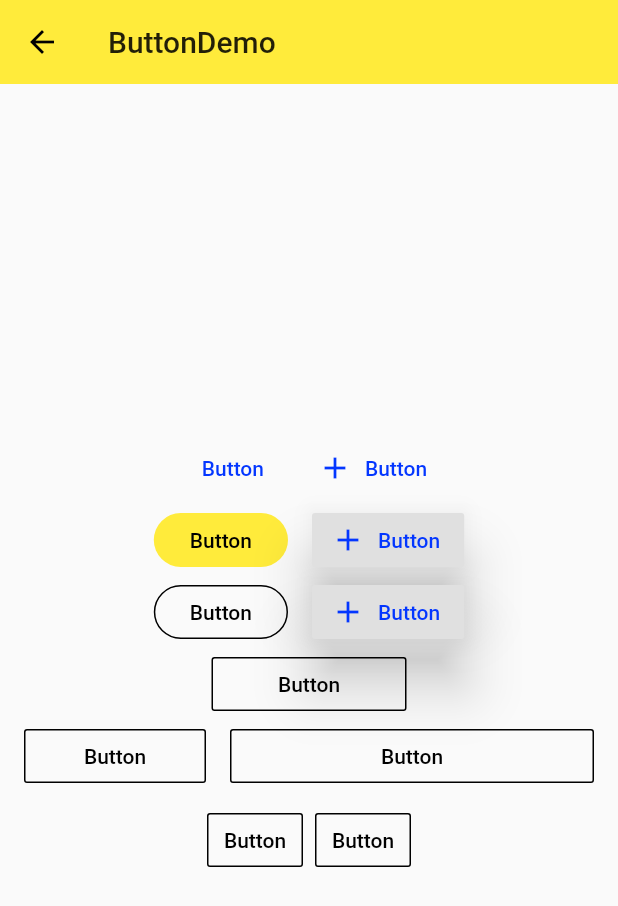
After one commit to wpfnlp/wpf_flutter, a Flutter app: the screen it shows after launch, after a tap on "Button", on a phone screen of 412 x 824 dp. The commit adds this screen. Shown: the top 906 px of the screen. Run offline on Flutter 3.47's test engine with Material 2 defaults, Android fonts, the phone set to English and light mode, and no system bars.

Commit message:
material_components commit

```diff
--- /dev/null
+++ b/lib/demo/button_demo.dart
@@ -0,0 +1,211 @@
+import 'package:flutter/material.dart';
+
+class ButtonDemo extends StatelessWidget {
+  @override
+  Widget build(BuildContext context) {
+    final Widget flatButtonDemo = Row(
+      mainAxisAlignment: MainAxisAlignment.center,
+      children: <Widget>[
+        FlatButton(
+          onPressed: () {},
+          child: Text('Button'),
+          splashColor: Colors.grey,
+          textColor: Theme.of(context).accentColor,
+        ),
+        FlatButton.icon(
+          icon: Icon(Icons.add),
+          onPressed: () {},
+          label: Text('Button'),
+          splashColor: Colors.grey,
+          textColor: Theme.of(context).accentColor,
+        ),
+      ],
+    );
+
+    final Widget raisedButtonDemo = Row(
+      mainAxisAlignment: MainAxisAlignment.center,
+      children: <Widget>[
+        Theme(
+          data: Theme.of(context).copyWith(
+              buttonColor: Theme.of(context).accentColor,
+              buttonTheme: ButtonThemeData(
+                textTheme: ButtonTextTheme.primary,
+//                shape: BeveledRectangleBorder(
+//                  borderRadius: BorderRadius.circular(5.0),
+//                ),
+                shape: StadiumBorder(),
+              )),
+          child: RaisedButton(
+            onPressed: () {},
+            child: Text('Button'),
+            splashColor: Colors.grey,
+            elevation: 0.0,
+//            color: Theme.of(context).accentColor,
+//          textColor: Theme.of(context).accentColor,
+//            textTheme: ButtonTextTheme.primary,
+          ),
+        ),
+        SizedBox(width: 16.0),
+        RaisedButton.icon(
+          icon: Icon(Icons.add),
+          onPressed: () {},
+          elevation: 16.0,
+          label: Text('Button'),
+          splashColor: Colors.grey,
+          textColor: Theme.of(context).accentColor,
+        ),
+      ],
+    );
+
+    final Widget outlineButtonDemo = Row(
+      mainAxisAlignment: MainAxisAlignment.center,
+      children: <Widget>[
+        Theme(
+          data: Theme.of(context).copyWith(
+              buttonColor: Theme.of(context).accentColor,
+              buttonTheme: ButtonThemeData(
+                textTheme: ButtonTextTheme.primary,
+//                shape: BeveledRectangleBorder(
+//                  borderRadius: BorderRadius.circular(5.0),
+//                ),
+                shape: StadiumBorder(),
+              )),
+          child: OutlineButton(
+            onPressed: () {},
+            child: Text('Button'),
+            splashColor: Colors.grey,
+            borderSide: BorderSide(
+              color: Colors.black,
+            ),
+            textColor: Colors.black,
+            highlightedBorderColor: Colors.grey,
+//            color: Theme.of(context).accentColor,
+//          textColor: Theme.of(context).accentColor,
+//            textTheme: ButtonTextTheme.primary,
+          ),
+        ),
+        SizedBox(width: 16.0),
+        RaisedButton.icon(
+          icon: Icon(Icons.add),
+          onPressed: () {},
+          elevation: 16.0,
+          label: Text('Button'),
+          splashColor: Colors.grey,
+          textColor: Theme.of(context).accentColor,
+        ),
+      ],
+    );
+
+    final Widget fixedWidthButton = Row(
+      mainAxisAlignment: MainAxisAlignment.center,
+      children: <Widget>[
+        Container(
+          width: 130.0,
+          child: OutlineButton(
+            onPressed: () {},
+            child: Text('Button'),
+            splashColor: Colors.grey,
+            borderSide: BorderSide(
+              color: Colors.black,
+            ),
+            textColor: Colors.black,
+            highlightedBorderColor: Colors.grey,
+//            color: Theme.of(context).accentColor,
+//          textColor: Theme.of(context).accentColor,
+//            textTheme: ButtonTextTheme.primary,
+          ),
+        )
+      ],
+    );
+
+    final Widget expandedButton = Row(
+      mainAxisAlignment: MainAxisAlignment.center,
+      children: <Widget>[
+        Expanded(
+          child: OutlineButton(
+            child: Text('Button'),
+            onPressed: () {},
+            splashColor: Colors.grey[100],
+            borderSide: BorderSide(
+              color: Colors.black,
+            ),
+            textColor: Colors.black,
+            highlightedBorderColor: Colors.grey,
+          ),
+        ),
+        SizedBox(width: 16.0),
+        Expanded(
+          flex: 2,
+          child: OutlineButton(
+            child: Text('Button'),
+            onPressed: () {},
+            splashColor: Colors.grey[100],
+            borderSide: BorderSide(
+              color: Colors.black,
+            ),
+            textColor: Colors.black,
+            highlightedBorderColor: Colors.grey,
+          ),
+        ),
+      ],
+    );
+
+    final Widget buttonBarDemo = Row(
+      mainAxisAlignment: MainAxisAlignment.center,
+      children: <Widget>[
+        Theme(
+          data: Theme.of(context).copyWith(
+            buttonTheme: ButtonThemeData(
+              padding: EdgeInsets.symmetric(horizontal: 32.0),
+            ),
+          ),
+          child: ButtonBar(
+            children: <Widget>[
+              OutlineButton(
+                child: Text('Button'),
+                onPressed: () {},
+                splashColor: Colors.grey[100],
+                borderSide: BorderSide(
+                  color: Colors.black,
+                ),
+                textColor: Colors.black,
+                highlightedBorderColor: Colors.grey,
+              ),
+              OutlineButton(
+                child: Text('Button'),
+                onPressed: () {},
+                splashColor: Colors.grey[100],
+                borderSide: BorderSide(
+                  color: Colors.black,
+                ),
+                textColor: Colors.black,
+                highlightedBorderColor: Colors.grey,
+              )
+            ],
+          ),
+        ),
+      ],
+    );
+
+    return Scaffold(
+      appBar: AppBar(
+        title: Text('ButtonDemo'),
+        elevation: 0.0,
+      ),
+      body: Container(
+        padding: EdgeInsets.all(16.0),
+        child: Column(
+          mainAxisAlignment: MainAxisAlignment.center,
+          children: <Widget>[
+            flatButtonDemo,
+            raisedButtonDemo,
+            outlineButtonDemo,
+            fixedWidthButton,
+            expandedButton,
+            buttonBarDemo,
+          ],
+        ),
+      ),
+    );
+  }
+}
--- /dev/null
+++ b/lib/demo/material_component.dart
@@ -0,0 +1,70 @@
+import 'package:flutter/material.dart';
+import 'button_demo.dart';
+import 'floating_action_demo.dart';
+import 'popup_menu_button_demo.dart';
+
+class MaterialComponents extends StatelessWidget {
+  @override
+  Widget build(BuildContext context) {
+    return Scaffold(
+      appBar: AppBar(
+        title: Text('MaterialComponents'),
+        elevation: 0.0,
+      ),
+      body: ListView(
+        children: <Widget>[
+          ListItem(title: 'PopupMenuButton', page: PopupMenuButtonDemo()),
+          ListItem(title: 'Button', page: ButtonDemo()),
+          ListItem(
+              title: 'FloatingActionButton', page: FloatingActionButtonDemo()),
+        ],
+      ),
+    );
+  }
+}
+
+class _WidgetDemo extends StatelessWidget {
+  @override
+  Widget build(BuildContext context) {
+    return Scaffold(
+      appBar: AppBar(
+        title: Text('_WidgetDemo'),
+        elevation: 0.0,
+      ),
+      body: Container(
+        padding: EdgeInsets.all(16.0),
+        child: Column(
+          mainAxisAlignment: MainAxisAlignment.center,
+          children: <Widget>[
+            Row(
+              mainAxisAlignment: MainAxisAlignment.center,
+              children: <Widget>[],
+            ),
+          ],
+        ),
+      ),
+    );
+  }
+}
+
+class ListItem extends StatelessWidget {
+  final String title;
+  final Widget page;
+
+  ListItem({
+    this.title,
+    this.page,
+  });
+
+  @override
+  Widget build(BuildContext context) {
+    return ListTile(
+      title: Text(title),
+      onTap: () {
+        Navigator.of(context).push(
+          MaterialPageRoute(builder: (context) => page),
+        );
+      },
+    );
+  }
+}
--- a/lib/main.dart
+++ b/lib/main.dart
@@ -7,6 +7,7 @@ import 'demo/view_demo.dart';
 import 'demo/sliver_demo.dart';
 import 'demo/navigator_demo.dart';
 import 'demo/form_demo.dart';
+import 'demo/material_component.dart';
 
 void main() => runApp(App());
 
@@ -16,7 +17,7 @@ class App extends StatelessWidget {
     // TODO: implement build
     return MaterialApp(
       debugShowCheckedModeBanner: false,
-      home: FormDemo(),
+      home: MaterialComponents(),
 //      initialRoute: '/form',
       routes: {
 //        '/': (context) => Home(),
@@ -24,6 +25,7 @@ class App extends StatelessWidget {
               title: 'About',
             ),
         '/form': (context) => FormDemo(),
+        '/mdc': (context) => MaterialComponents(),
       },
       theme: ThemeData(
         primarySwatch: Colors.yellow,
```
Also changed, not shown: lib/demo/floating_action_demo.dart (added, +37 -0 lines), lib/demo/popup_menu_button_demo.dart (added, +56 -0 lines).
